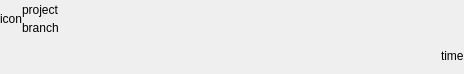
Before: the Qt Designer form ui/JenkinsBuildBranchFrame.ui in germaniumhq/felix, drawn with Qt 5.
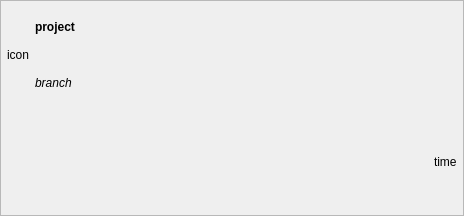
After: the same form once the commit is applied.

```diff
--- a/ui/JenkinsBuildBranchFrame.ui
+++ b/ui/JenkinsBuildBranchFrame.ui
@@ -7,12 +7,36 @@
     <x>0</x>
     <y>0</y>
     <width>464</width>
-    <height>74</height>
+    <height>216</height>
    </rect>
   </property>
   <property name="windowTitle">
    <string>Form</string>
   </property>
+  <layout class="QHBoxLayout" name="horizontalLayout">
+   <property name="spacing">
+    <number>0</number>
+   </property>
+   <property name="leftMargin">
+    <number>0</number>
+   </property>
+   <property name="topMargin">
+    <number>0</number>
+   </property>
+   <property name="rightMargin">
+    <number>0</number>
+   </property>
+   <property name="bottomMargin">
+    <number>0</number>
+   </property>
+   <item>
+    <widget class="QFrame" name="frame">
+     <property name="frameShape">
+      <enum>QFrame::StyledPanel</enum>
+     </property>
+     <property name="frameShadow">
+      <enum>QFrame::Raised</enum>
+     </property>
   <layout class="QVBoxLayout" name="verticalLayout_2">
    <property name="spacing">
     <number>0</number>
@@ -31,6 +55,12 @@
    </property>
    <item>
     <layout class="QHBoxLayout" name="horizontalLayout_2">
+        <property name="spacing">
+         <number>6</number>
+        </property>
+        <property name="leftMargin">
+         <number>6</number>
+        </property>
      <item>
       <widget class="QLabel" name="status_icon_label">
        <property name="text">
@@ -42,6 +72,9 @@
       <layout class="QVBoxLayout" name="verticalLayout">
        <item>
         <widget class="QLabel" name="project_name_label">
+            <property name="styleSheet">
+             <string notr="true">font-weight: bold</string>
+            </property>
          <property name="text">
           <string>project</string>
          </property>
@@ -49,6 +82,9 @@
        </item>
        <item>
         <widget class="QLabel" name="branch_name_label">
+            <property name="styleSheet">
+             <string notr="true">font-style: italic</string>
+            </property>
          <property name="text">
           <string>branch</string>
          </property>
@@ -73,8 +109,18 @@
    </item>
    <item>
     <layout class="QHBoxLayout" name="horizontalLayout_3">
+        <property name="leftMargin">
+         <number>0</number>
+        </property>
+        <property name="rightMargin">
+         <number>6</number>
+        </property>
      <item>
-      <layout class="QHBoxLayout" name="previous_builds_container"/>
+         <layout class="QHBoxLayout" name="previous_builds_container">
+          <property name="leftMargin">
+           <number>4</number>
+          </property>
+         </layout>
      </item>
      <item>
       <spacer name="horizontalSpacer">
@@ -99,6 +145,11 @@
     </layout>
    </item>
   </layout>
+    </widget>
+   </item>
+  </layout>
+  <zorder>frame</zorder>
+  <zorder>time_label</zorder>
  </widget>
  <resources/>
  <connections/>
```
Lines whose indentation alone changed are shown as unchanged.
